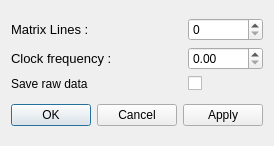
Above: gui/odmr/ui_odmr_settings.ui from Ulm-IQO/qudi before the change. Below: the same form after it.
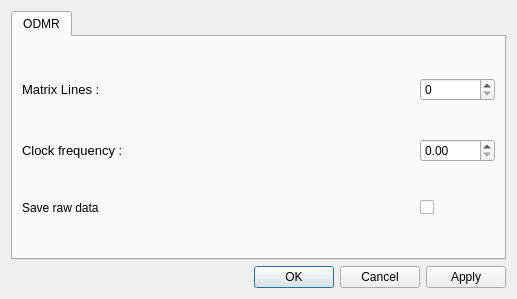
That is the form after the change.

Commit message: fitsettings in ODMR, neds some testing

The edit to the form file:
```diff
--- a/gui/odmr/ui_odmr_settings.ui
+++ b/gui/odmr/ui_odmr_settings.ui
@@ -6,8 +6,8 @@
    <rect>
     <x>0</x>
     <y>0</y>
-    <width>270</width>
-    <height>146</height>
+    <width>517</width>
+    <height>299</height>
    </rect>
   </property>
   <property name="windowTitle">
@@ -25,6 +25,11 @@
     </widget>
    </item>
    <item row="0" column="0">
+    <widget class="QTabWidget" name="tabWidget">
+     <widget class="QWidget" name="odmrtab" native="true">
+      <attribute name="title">
+       <string>ODMR</string>
+      </attribute>
     <layout class="QGridLayout" name="gridLayout">
      <item row="0" column="0">
       <widget class="QLabel" name="label">
@@ -109,6 +114,8 @@
       </widget>
      </item>
     </layout>
+     </widget>
+    </widget>
    </item>
   </layout>
  </widget>
```
Left out of the diff: 60 changed lines with no effect on the pictures. Lines whose indentation alone changed are shown as unchanged. The commit also changes 3 other files.
